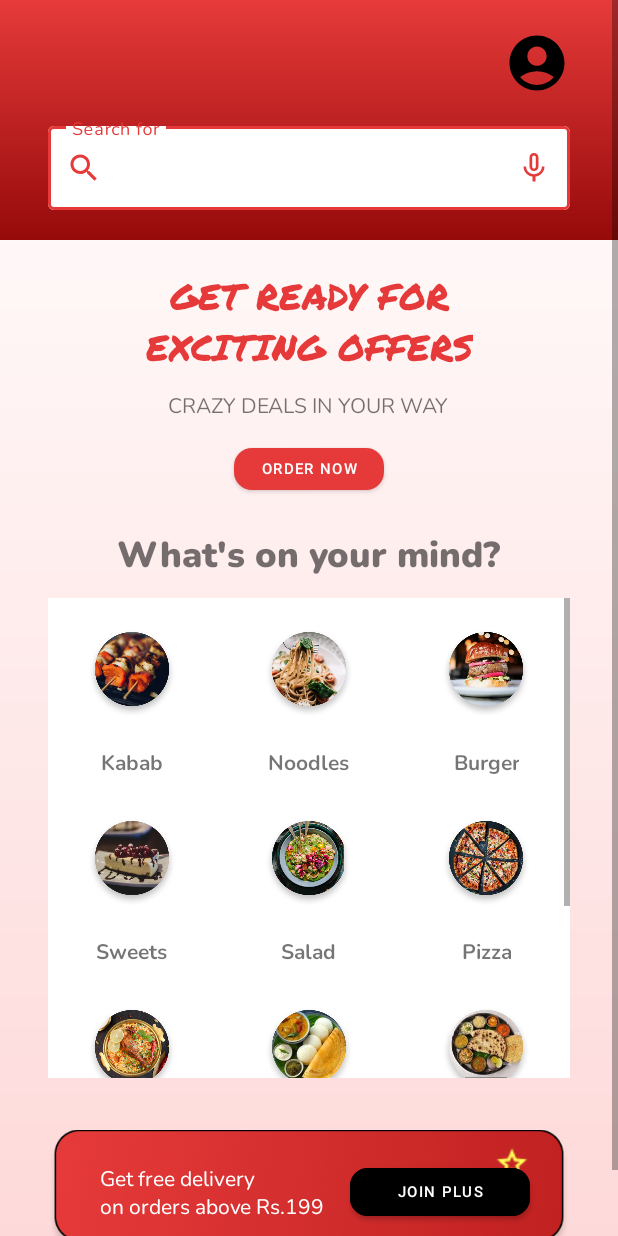
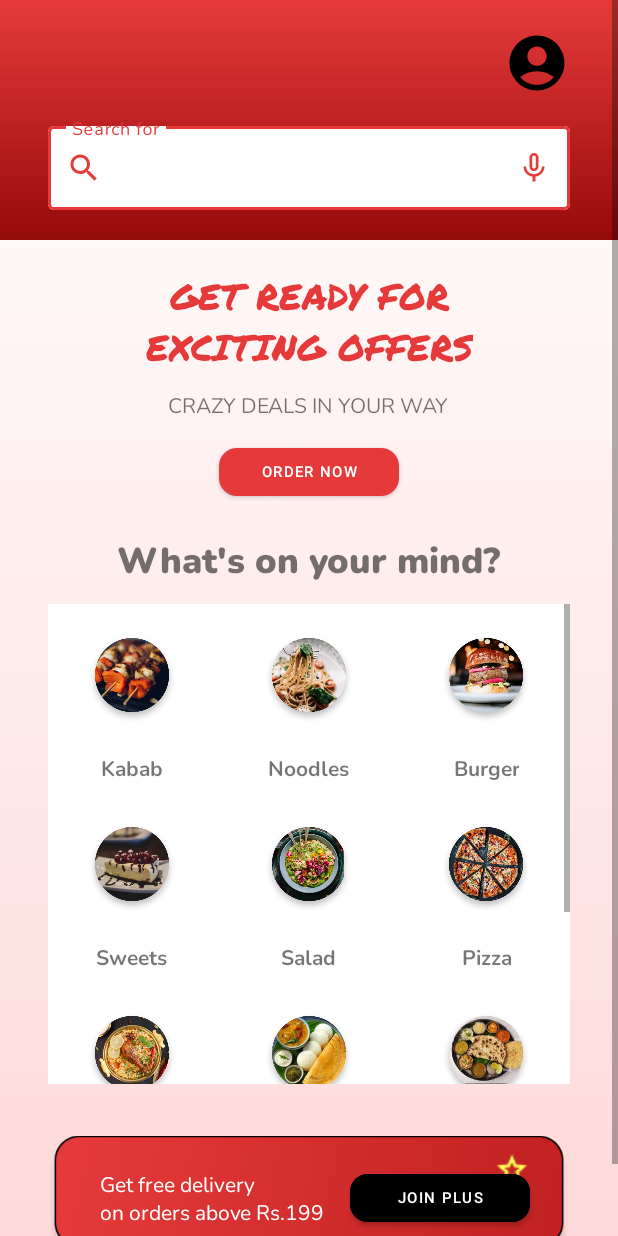
Before and after one commit to theMr17/cravyn-app, an Android app: the HomeFragment screen opened directly, with no data from a screen before it, on a phone screen of 412 x 824 dp. Run offline under Robolectric (Android 15) with nearby library versions, the light colour scheme and no system bars; our stand-ins replace Dagger/Hilt's generated code; network calls fail.

Commit message:
Add small button style

```diff
--- a/app/src/main/res/layout/fragment_home.xml
+++ b/app/src/main/res/layout/fragment_home.xml
@@ -92,12 +92,10 @@
 
                 <com.google.android.material.button.MaterialButton
                     android:id="@+id/order_now"
-                    android:layout_width="100dp"
-                    android:layout_height="40dp"
+                    style="@style/SmallButtonStyle"
                     android:layout_gravity="center"
                     android:layout_marginTop="12dp"
                     android:text="ORDER NOW"
-                    android:textSize="10dp"
                     app:cornerRadius="12dp" />
 
             </LinearLayout>
@@ -158,10 +156,8 @@
 
             <com.google.android.material.button.MaterialButton
                 android:id="@+id/join_plus"
-                android:layout_width="120dp"
-                android:layout_height="44dp"
+                style="@style/SmallButtonStyle"
                 android:text="JOIN PLUS"
-                android:textSize="10dp"
                 app:cornerRadius="12dp"
                 android:backgroundTint="@color/black"
                 app:layout_constraintBottom_toBottomOf="parent"
--- a/app/src/main/res/values/styles.xml
+++ b/app/src/main/res/values/styles.xml
@@ -89,4 +89,10 @@
         <item name="navigationIcon">@drawable/ic_arrow_back</item>
     </style>
 
+    <style name="SmallButtonStyle" parent="Widget.MaterialComponents.Button">
+        <item name="android:layout_width">120dp</item>
+        <item name="android:layout_height">44dp</item>
+        <item name="android:textSize">10dp</item>
+        <item name="android:textAllCaps">false</item>
+    </style>
 </resources>
```
